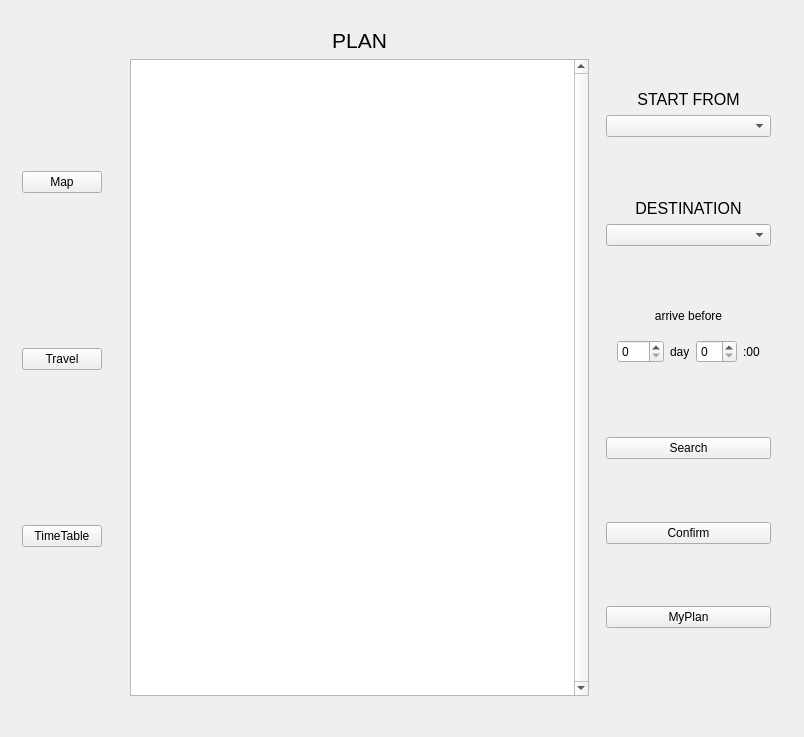
The window that source_code/MainWindow.ui (lennon624/travel-system) describes before a commit, drawn with Qt 5.
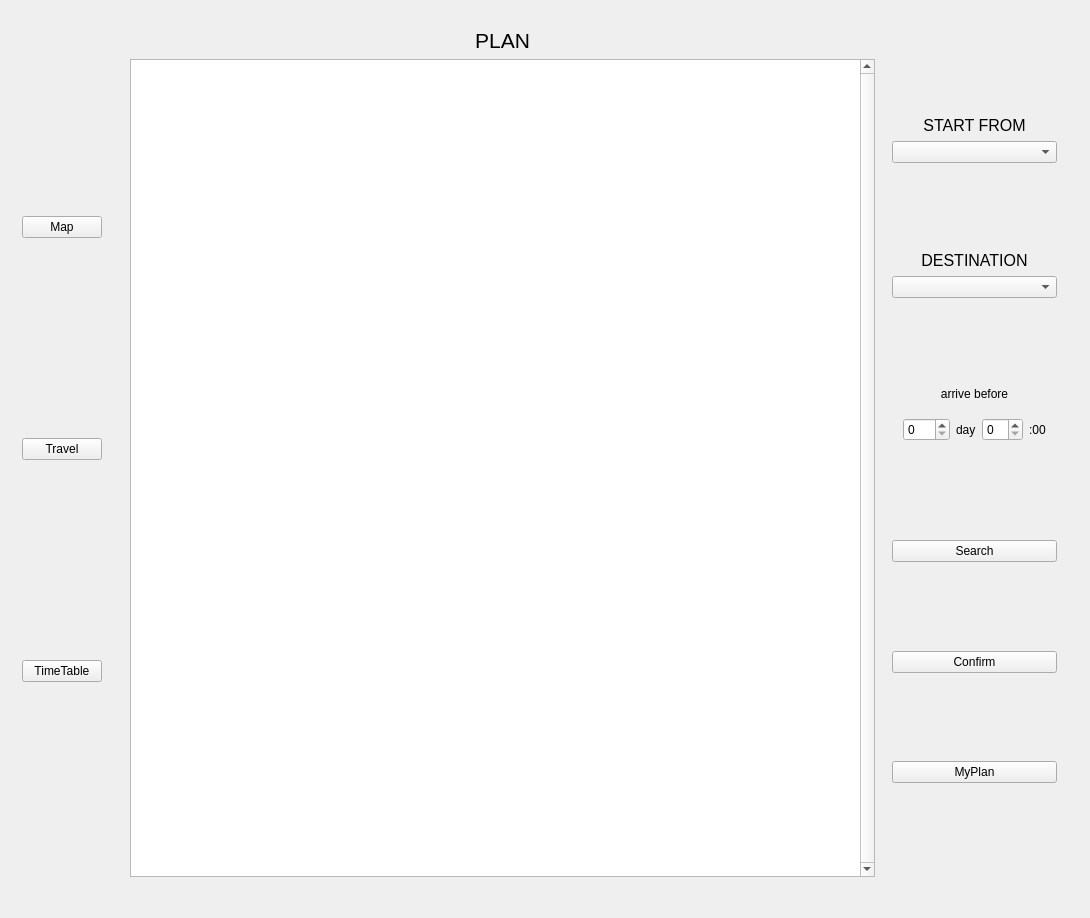
The same window after the commit.

Patch:
```diff
--- a/source_code/MainWindow.ui
+++ b/source_code/MainWindow.ui
@@ -6,8 +6,8 @@
    <rect>
     <x>0</x>
     <y>0</y>
-    <width>804</width>
-    <height>737</height>
+    <width>1090</width>
+    <height>918</height>
    </rect>
   </property>
   <property name="sizePolicy">
@@ -430,6 +430,9 @@
    </layout>
   </widget>
   <widget class="QStatusBar" name="statusBar">
+   <property name="autoFillBackground">
+    <bool>false</bool>
+   </property>
    <property name="sizeGripEnabled">
     <bool>false</bool>
    </property>
```
